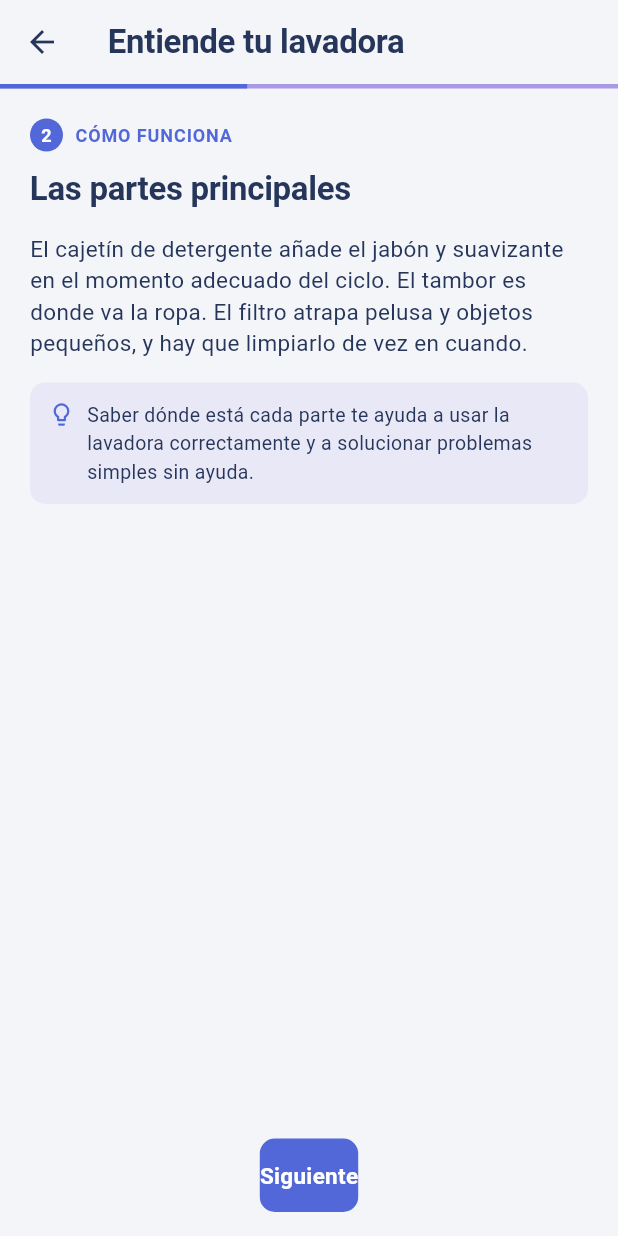
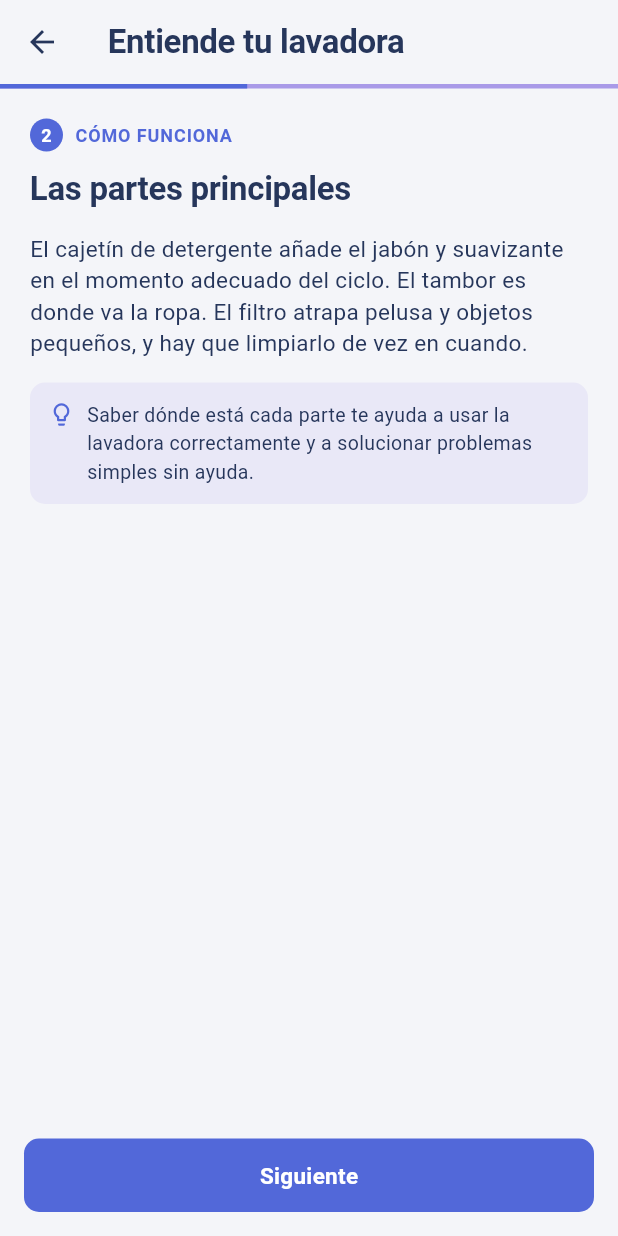
Before and after one commit to luisgc020300-beep/Lumio, a Flutter app: the LeccionScreen screen opened directly with sample values from the repository, after a tap on "Siguiente", on a phone screen of 412 x 824 dp. Run offline on Flutter 3.47's test engine with Material 3 defaults, Android fonts, the phone set to English and light mode, and no system bars; our stand-ins replace cached_network_image, cloud_firestore, cloud_functions, firebase_auth, firebase_core, firebase_crashlytics and 3 more; missing offline and left inert: firebase_app_check; accounts and stored records are empty.

Commit message:
fix: permisos de camara, botones estrechos e icono real de la app
- Android/iOS no declaraban permiso de camara/galeria: tocar "Usar
  camara" cerraba la app. Anadido CAMERA en el manifest de Android y
  NSCameraUsageDescription/NSPhotoLibraryUsageDescription en iOS.
- Varios botones primarios (Siguiente, Aprender sobre este aparato,
  Hacer una foto...) se encogian al ancho del texto por falta de
  stretch en su Column/ListView padre -- ahora ocupan el ancho
  completo en todos los sitios donde aparecen.
- Icono real de Lumio (bombilla blanca sobre degradado de marca)
  generado con flutter_launcher_icons, sustituyendo el logo por
  defecto de Flutter en iOS y Android (incluye icono adaptativo).
- Nombre de la app en Android corregido a "Lumio" (estaba en
  minuscula).

Co-Authored-By: Claude Sonnet 5 <noreply@anthropic.com>

```diff
--- a/lib/screens/home_tab.dart
+++ b/lib/screens/home_tab.dart
@@ -126,7 +126,7 @@ class _TarjetaPrincipal extends StatelessWidget {
           const SizedBox(height: LumioSpace.s1),
           Text(subtitulo, style: TextStyle(color: context.colors.inkMuted, fontSize: 13)),
           const SizedBox(height: LumioSpace.s4),
-          FilledButton(onPressed: onTap, child: Text(botonPrimario)),
+          SizedBox(width: double.infinity, child: FilledButton(onPressed: onTap, child: Text(botonPrimario))),
         ],
       ),
     );
--- a/lib/screens/leccion_screen.dart
+++ b/lib/screens/leccion_screen.dart
@@ -111,7 +111,10 @@ class _LeccionScreenState extends State<LeccionScreen> {
             top: false,
             child: Padding(
               padding: const EdgeInsets.all(LumioSpace.s4),
-              child: FilledButton(onPressed: _avanzando ? null : _siguiente, child: Text(_esUltimo ? 'Terminar lección' : 'Siguiente')),
+              child: SizedBox(
+                width: double.infinity,
+                child: FilledButton(onPressed: _avanzando ? null : _siguiente, child: Text(_esUltimo ? 'Terminar lección' : 'Siguiente')),
+              ),
             ),
           ),
         ],
--- a/lib/screens/mis_electrodomesticos_tab.dart
+++ b/lib/screens/mis_electrodomesticos_tab.dart
@@ -48,10 +48,13 @@ class _TabAparatos extends StatelessWidget {
             icon: Icons.kitchen_outlined,
             title: 'Todavía no has guardado ningún electrodoméstico',
             description: 'Haz una foto para que Lumio lo identifique y empieces a aprender sobre él.',
-            action: FilledButton.icon(
-              onPressed: () => Navigator.of(context).push(MaterialPageRoute(builder: (_) => const CamaraScreen())),
-              icon: const Icon(Icons.photo_camera_outlined),
-              label: const Text('Hacer una foto'),
+            action: SizedBox(
+              width: double.infinity,
+              child: FilledButton.icon(
+                onPressed: () => Navigator.of(context).push(MaterialPageRoute(builder: (_) => const CamaraScreen())),
+                icon: const Icon(Icons.photo_camera_outlined),
+                label: const Text('Hacer una foto'),
+              ),
             ),
           );
         }
```
Also changed, not shown: lib/screens/camara_screen.dart (+8 -2 lines), lib/screens/electrodomestico_detail_screen.dart (+7 -4 lines), pubspec.yaml (+12 -0 lines), assets/icon/icon.png (added), assets/icon/icon_foreground.png (added), pubspec.lock, 37 other files.
